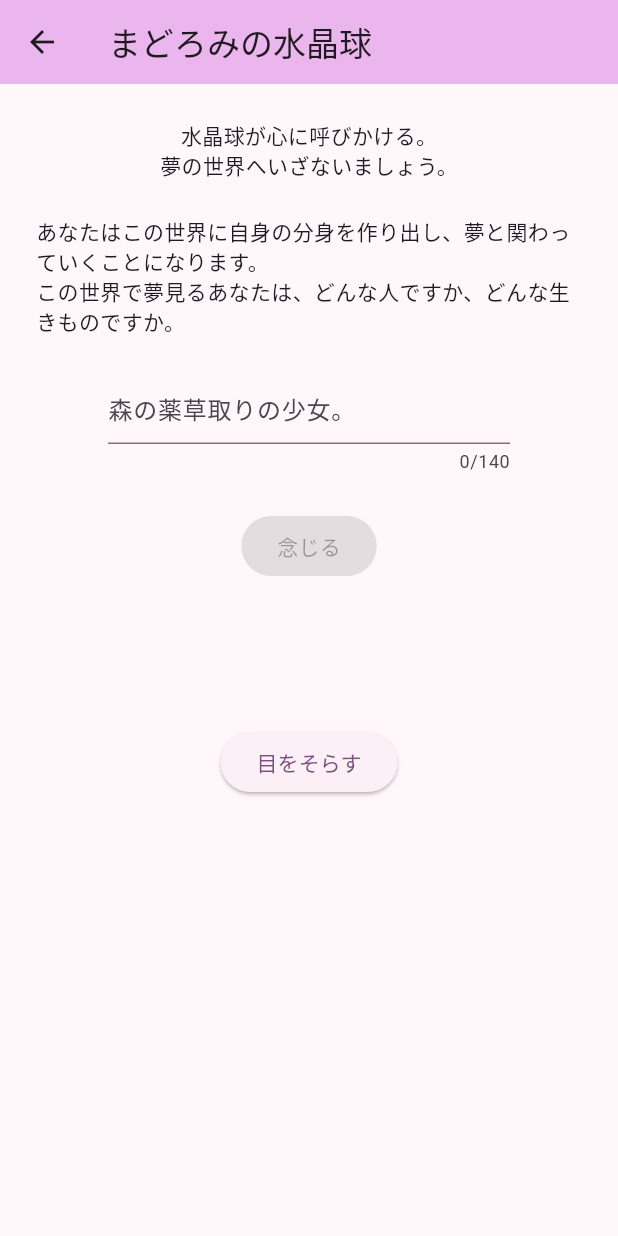
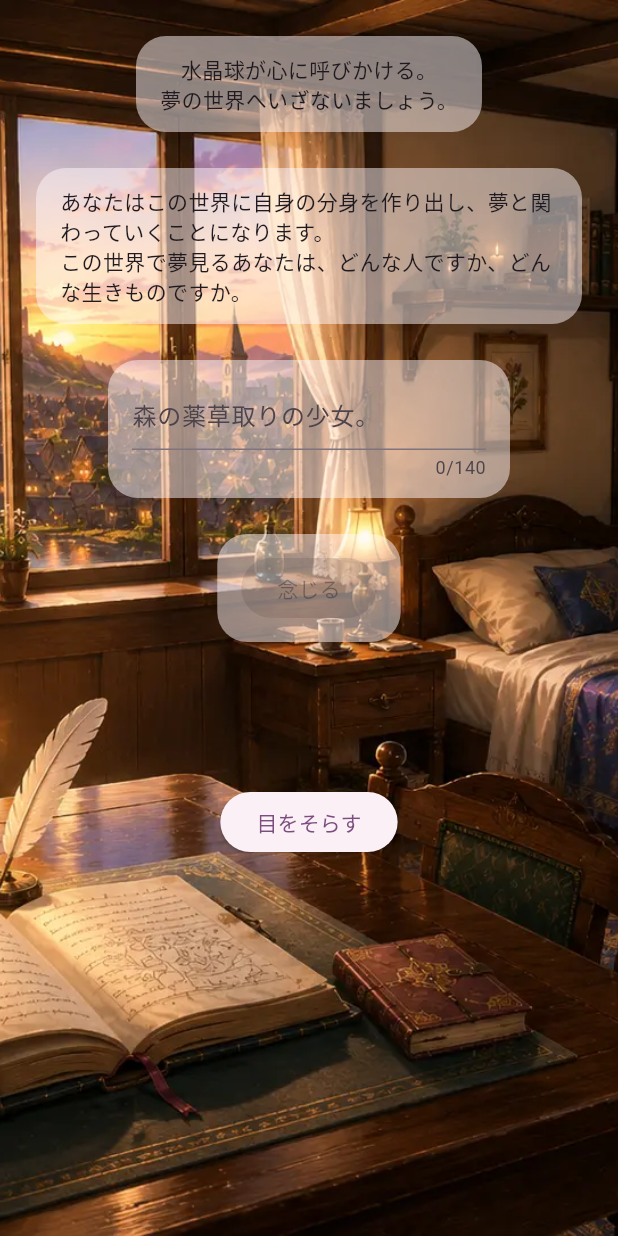
Before and after one commit to kareha-mirror/pot.lucidrowse, a Flutter app: the CreateScreen screen opened by its route, on a phone screen of 412 x 824 dp. Run offline on Flutter 3.47's test engine with Material 3 defaults, Android fonts, the phone set to English and light mode, and no system bars.

Commit message:
Add images to each screens

```diff
--- a/client/lib/screens/create_screen.dart
+++ b/client/lib/screens/create_screen.dart
@@ -2,6 +2,7 @@ import 'package:flutter/material.dart';
 
 import 'package:client/models/player.dart';
 import 'package:client/state/app_state.dart';
+import 'package:client/widgets/translucent_panel.dart';
 
 class CreateScreen extends StatefulWidget {
   final AppState state;
@@ -61,66 +62,116 @@ class _CreateScreenState extends State<CreateScreen> {
   @override
   Widget build(BuildContext context) {
     return Scaffold(
-      appBar: AppBar(
-        backgroundColor: Theme.of(context).colorScheme.inversePrimary,
-        title: const Text('まどろみの水晶球'),
+      body: Stack(
+        children: [
+          SizedBox(
+            width: double.infinity,
+            height: double.infinity,
+            child: Image(
+              image: AssetImage(
+                widget.state.player.action.committed
+                    ? 'assets/images/night.webp'
+                    : 'assets/images/home.webp',
+              ),
+              fit: BoxFit.cover,
+            ),
           ),
 
-      body: SingleChildScrollView(
+          SingleChildScrollView(
             padding: const EdgeInsets.all(24),
             child: Center(
               child: Column(
                 children: [
                   if (widget.state.player.inhabit.isForeigner) ...[
+                    TranslucentPanel(
+                      child: Column(
+                        children: [
                           const Text('水晶球が心に呼びかける。'),
                           const Text('夢の世界へいざないましょう。'),
+                        ],
+                      ),
+                    ),
+
                     const SizedBox(height: 24),
+
+                    TranslucentPanel(
+                      child: Column(
+                        children: [
                           const Text('あなたはこの世界に自身の分身を作り出し、夢と関わっていくことになります。'),
                           const Text('この世界で夢見るあなたは、どんな人ですか、どんな生きものですか。'),
+                        ],
+                      ),
+                    ),
                   ] else ...[
+                    TranslucentPanel(
+                      child: Column(
+                        children: [
                           const Text('水晶球が心に呼びかける。'),
                           const Text('何か変化はありましたか。'),
+                        ],
+                      ),
+                    ),
+
                     const SizedBox(height: 24),
-                const Text('あなたの分身に何か変化があるのなら、ここで新たに念じてください。'),
+
+                    TranslucentPanel(
+                      child: const Text('あなたの分身に何か変化があるのなら、ここで新たに念じてください。'),
+                    ),
                   ],
 
                   const SizedBox(height: 24),
 
                   Padding(
                     padding: EdgeInsets.symmetric(horizontal: 48),
+                    child: TranslucentPanel(
                       child: TextField(
                         controller: _controller,
-                  decoration: const InputDecoration(hintText: '森の薬草取りの少女。'),
+                        decoration: const InputDecoration(
+                          hintText: '森の薬草取りの少女。',
+                        ),
                         onSubmitted: (String value) => _submitRaw(value),
                         onChanged: (String value) => setState(() {}),
                         maxLines: null,
                         maxLength: 140,
                       ),
                     ),
+                  ),
 
                   const SizedBox(height: 24),
 
-              ElevatedButton(
+                  TranslucentPanel(
+                    child: ElevatedButton(
                       onPressed: _controller.text.isEmpty
                           ? null
                           : () => _submitRaw(_controller.text),
                       child: const Text('念じる'),
                     ),
+                  ),
 
                   if (widget.state.player.flavor.filtered != '') ...[
                     const SizedBox(height: 48),
 
-                const Text('あなたの言葉は夢に映され、こうなりました。'),
+                    TranslucentPanel(
+                      child: const Text('あなたの言葉は夢に映され、こうなりました。'),
+                    ),
 
                     const SizedBox(height: 24),
 
-                Text(widget.state.player.flavor.filtered),
+                    TranslucentPanel(
+                      child: Text(widget.state.player.flavor.filtered),
+                    ),
 
                     const SizedBox(height: 24),
 
+                    TranslucentPanel(
+                      child: Column(
+                        children: [
                           Text('名前 : ${widget.state.player.flavor.name}'),
                           Text('種族 : ${widget.state.player.flavor.race}'),
                           Text('職業 : ${widget.state.player.flavor.job}'),
+                        ],
+                      ),
+                    ),
 
                     const SizedBox(height: 48),
 
@@ -130,7 +181,9 @@ class _CreateScreenState extends State<CreateScreen> {
                         child: ClipRRect(
                           borderRadius: BorderRadius.circular(24),
                           child: Image(
-                        image: AssetImage(widget.state.player.flavor.imageUrl),
+                            image: AssetImage(
+                              widget.state.player.flavor.imageUrl,
+                            ),
                           ),
                         ),
                       ),
@@ -157,6 +210,8 @@ class _CreateScreenState extends State<CreateScreen> {
               ),
             ),
           ),
+        ],
+      ),
     );
   }
 }
--- a/client/lib/screens/help_screen.dart
+++ b/client/lib/screens/help_screen.dart
@@ -18,8 +18,8 @@ List<Widget> _helpFront = [
     child: Column(
       children: [
         const Text('ようこそ、ルシドロウズへ。'),
-        const Text('ここは夢と現実の境界だよ。'),
-        const Text('夢の世界の住人になって、世界と自由に関われるんだ。'),
+        const Text('ここは夢と現実の境界。'),
+        const Text('夢の世界の住人になって、世界と自由に関わることができるんだ。'),
       ],
     ),
   ),
@@ -35,8 +35,9 @@ List<Widget> _helpFront = [
       children: [
         const Text('この世界に住むには、まず夢の世界と関わるための分身を作るんだ。'),
         const Text('そして毎日一度だけ、その日に何をしたかを日記に書く。'),
-        const Text('書いたことがそのまま夢の現実になるとは限らないけど、ある程度は自由だよ。'),
-        const Text('次の日目を覚ましたときに何が本当の夢になったか確認できる。'),
+        const Text('するとそれが夢の真実になる。'),
+        const Text('書いたことがそのまま夢の現実になるとは限らないけれど、ある程度は自由に振る舞える。'),
+        const Text('次の日、目を覚ましたときに何が本当の夢になったか確認できるから、楽しみに待とうね。'),
       ],
     ),
   ),
@@ -46,9 +47,10 @@ List<Widget> _helpFront = [
   TranslucentPanel(
     child: Column(
       children: [
-        const Text('あなたの他にもここには色んな住人たちが住んでいるよ。'),
-        const Text('近所の住人たちのことを眺めることもできる。'),
-        const Text('他の住人たちに直接話しかけることはできないけど、毎日の行動の中では関わることもあるかもね。'),
+        const Text('あなたの他にもここには色んな住人たちが住んでいる。'),
+        const Text('近所の住人たちのことを眺めることもできるから、気になるなら様子を見てみたらどうかな。'),
+        const Text('他の住人たちに直接話しかけることはできないけれど、毎日の行動の中では関わることもあるかもしれない。'),
+        const Text('緩く構えて行こう。'),
       ],
     ),
   ),
@@ -58,8 +60,8 @@ List<Widget> _helpFront = [
   TranslucentPanel(
     child: Column(
       children: [
-        const Text('汚れた道具箱にはこの世界の元の管理人が使っていた魔法の道具たちが入ってる。'),
-        const Text('これを使うと色んなずるいことができるけど、夢の世界を壊してしまうこともあるから注意して。'),
+        const Text('汚れた道具箱には夢と現実をつないだ魔法使いが使っていた秘密の道具たちが入っている。'),
+        const Text('これを使うと色々なずるができるけれど、夢の世界を壊してしまうこともあるから注意してほしい。'),
         const Text('これはたぶんそのうち封印されるだろうね。'),
       ],
     ),
@@ -70,8 +72,8 @@ List<Widget> _helpHome = [
   TranslucentPanel(
     child: Column(
       children: [
-        const Text('まどろみの水晶球をのぞき込むと、夢の世界につながるよ。'),
-        const Text('そこでは、みんなの夢がひとつになるんだ。'),
+        const Text('まどろみの水晶球をのぞき込むと、夢の世界につながるんだ。'),
+        const Text('そこでは、みんなの夢がひとつになる。'),
       ],
     ),
   ),
@@ -81,8 +83,26 @@ List<Widget> _helpHome = [
   TranslucentPanel(
     child: Column(
       children: [
-        const Text('光おどる小箱を開けると、この世界に住む仲間たちに出会えるよ。'),
-        const Text('話しかけることはできないけど、すれちがうことはあるかもしれないね。'),
+        const Text('やわらかい羽ペンで日記を書くことができる。'),
+        const Text('次の日までの間に夢の世界が日記を読んで、それを真実に変える。'),
+        const Text('もちろん、すべてがそのままではないけどね。'),
+      ],
+    ),
+  ),
+
+  const SizedBox(height: 48),
+
+  TranslucentPanel(
+    child: Column(children: [const Text('おしゃれな日記帳を開けば、真実になった日記を読むことができる。')]),
+  ),
+
+  const SizedBox(height: 48),
+
+  TranslucentPanel(
+    child: Column(
+      children: [
+        const Text('光おどる小箱を開けると、この世界に住む仲間たちに出会える。'),
+        const Text('話しかけることはできないけれど、すれちがうことはあるかもしれないね。'),
       ],
     ),
   ),
@@ -92,8 +112,9 @@ List<Widget> _helpDebug = [
   TranslucentPanel(
     child: Column(
       children: [
-        const Text('「自分を手放す」で夢の世界の分身を解放すれば、分身を作り直せるよ。'),
-        const Text('それでも解放された分身は夢の世界の住人として残るよ。'),
+        const Text('ここで「明日まで寝る」と夢の世界の暦が1日進むんだ。'),
+        const Text('そうすると前の日に書いた日記が確定されることになる。'),
+        const Text('ここは意外と寝心地が良いから、いくらでも寝れるよ。'),
       ],
     ),
   ),
@@ -101,7 +122,18 @@ List<Widget> _helpDebug = [
   const SizedBox(height: 48),
 
   TranslucentPanel(
-    child: Column(children: [const Text('「住人たちを追い出す」で夢の世界の住人たちを空っぽに戻せるよ。')]),
+    child: Column(
+      children: [
+        const Text('「自分を手放す」で夢の世界の分身を解放すれば、分身を作り直せる。'),
+        const Text('それでも解放された分身は夢の世界の住人として残るんだ。'),
+      ],
+    ),
+  ),
+
+  const SizedBox(height: 48),
+
+  TranslucentPanel(
+    child: Column(children: [const Text('「住人たちを追い出す」で夢の世界の住人たちを空っぽに戻せる。')]),
   ),
 ];
 
```
Also changed, not shown: client/lib/screens/explore_screen.dart (+25 -8 lines), client/lib/screens/read_screen.dart (+29 -7 lines), client/lib/screens/write_screen.dart (+36 -9 lines). Lines whose indentation alone changed are shown as unchanged.
